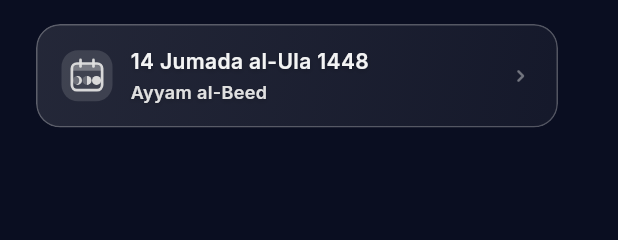
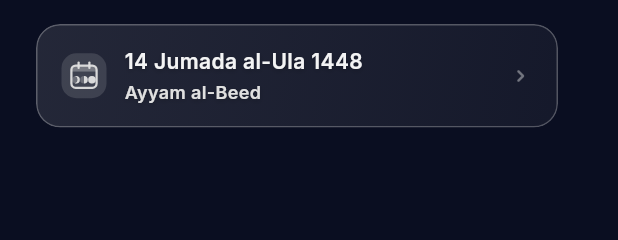
Before and after one commit to SayanKabir/Wird, a Flutter app: the _DashboardView widget shown alone on an empty page, opened directly with empty values, on a phone screen of 412 x 824 dp. Shown: the top 240 px of the screen. Run offline on Flutter 3.47's test engine with Material 3 defaults, Android fonts, the phone set to English and light mode, and no system bars; our stand-ins replace adhan, audioplayers, equatable, flutter_animate, flutter_bloc, flutter_compass and 11 more; missing offline and left inert: home_widget; accounts and stored records are empty.

Commit message:
Shrink the calendar icon on the home date card
Co-Authored-By: Claude Opus 5.5 <noreply@anthropic.com>

```diff
--- a/lib/features/home/screens/home_screen.dart
+++ b/lib/features/home/screens/home_screen.dart
@@ -1125,10 +1125,10 @@ class _DashboardView extends StatelessWidget {
                           decoration: BoxDecoration(
                             // Slightly adjusted opacity for the icon background to pop on glass
                             color: accentColor.withValues(alpha: 0.15),
-                            borderRadius: BorderRadius.circular(11),
+                            borderRadius: BorderRadius.circular(10),
                           ),
                           // Opens the Islamic calendar.
-                          child: HijriCalendarIcon(size: 24, color: accentColor.withValues(alpha: 0.95)),
+                          child: HijriCalendarIcon(size: 20, color: accentColor.withValues(alpha: 0.95)),
                         ),
                         const SizedBox(width: 12),
                         // Expanded (not Flexible) so the date/event text claims
```
